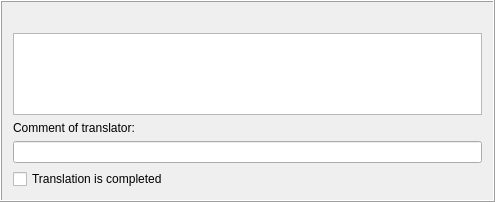
First picture: the form in Translator/translate_field.ui, repository WohlSoft/Moondust-Project, before the edit.
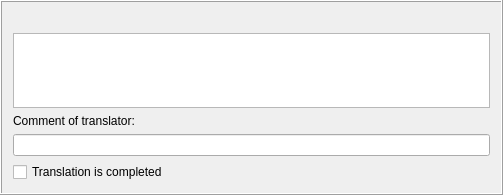
Second picture: the form after the edit. Custom widgets are drawn as their Qt base class.

```diff
--- a/Translator/translate_field.ui
+++ b/Translator/translate_field.ui
@@ -6,8 +6,8 @@
    <rect>
     <x>0</x>
     <y>0</y>
-    <width>495</width>
-    <height>202</height>
+    <width>503</width>
+    <height>195</height>
    </rect>
   </property>
   <property name="windowTitle">
@@ -28,7 +28,14 @@
     </widget>
    </item>
    <item>
-    <widget class="QPlainTextEdit" name="translationText"/>
+    <widget class="GrowingTextEdit" name="translationText">
+     <property name="verticalScrollBarPolicy">
+      <enum>Qt::ScrollBarAsNeeded</enum>
+     </property>
+     <property name="horizontalScrollBarPolicy">
+      <enum>Qt::ScrollBarAlwaysOff</enum>
+     </property>
+    </widget>
    </item>
    <item>
     <widget class="QLabel" name="commentOfTranslatorLabel">
@@ -49,6 +56,13 @@
    </item>
   </layout>
  </widget>
+ <customwidgets>
+  <customwidget>
+   <class>GrowingTextEdit</class>
+   <extends>QPlainTextEdit</extends>
+   <header>common_features/growing_text_edit.h</header>
+  </customwidget>
+ </customwidgets>
  <resources/>
  <connections/>
 </ui>
```
